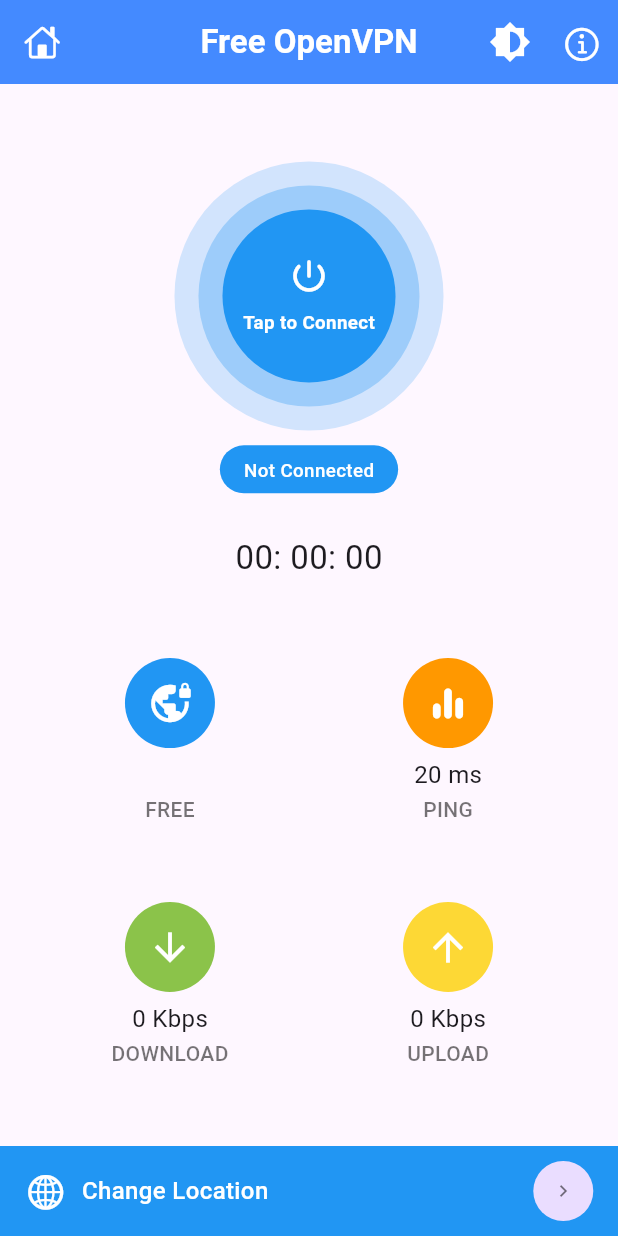
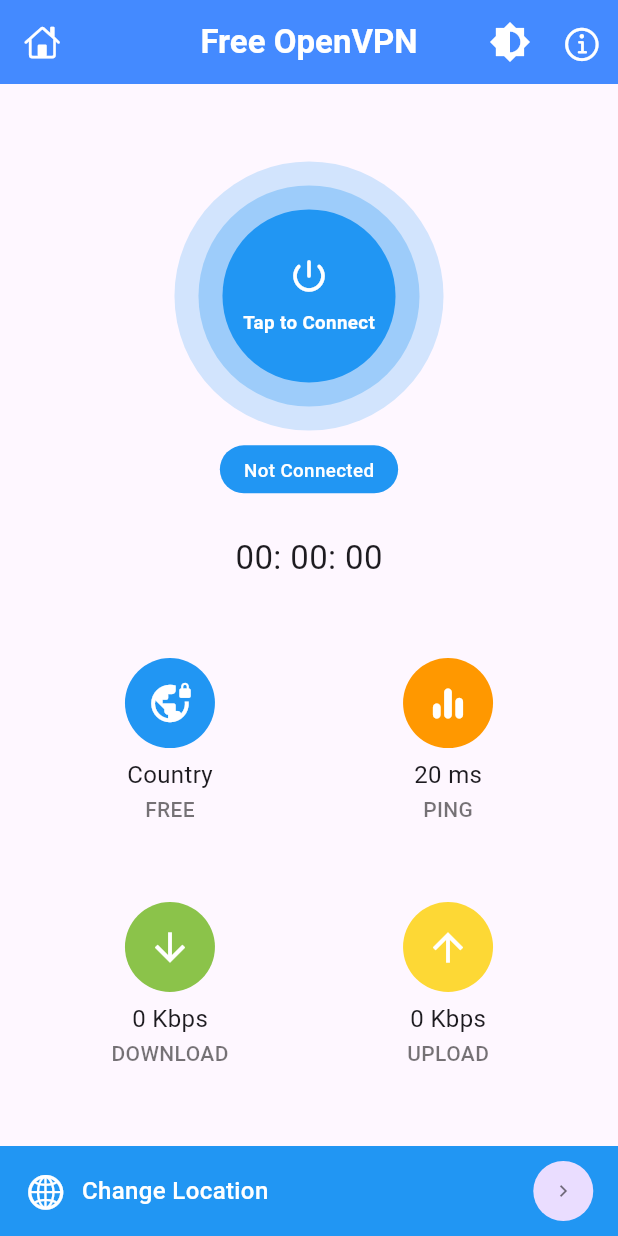
Before and after one commit to dwaipayan7/vpn-basic-project, a Flutter app: the screen it shows after launch, on a phone screen of 412 x 824 dp. Run offline on Flutter 3.47's test engine with Material 3 defaults, Android fonts, the phone set to English and light mode, and no system bars; our stand-ins replace csv, get, hive_flutter, lottie; accounts and stored records are empty; statements that could not run were skipped.

Commit message:
Fetch the flags

```diff
--- a/lib/screens/home_screen.dart
+++ b/lib/screens/home_screen.dart
@@ -115,7 +115,8 @@
                 mainAxisAlignment: MainAxisAlignment.center,
                 children: [
                   HomeCard(
-                      title: _controller.vpn.value == null
+                    //Improvement in the code showing the flag
+                      title: _controller.vpn.value.CountryLong.isEmpty
                           ? 'Country'
                           : _controller.vpn.value.CountryLong,
                       subtitle: 'FREE',
@@ -129,7 +130,7 @@
                         backgroundImage: _controller.vpn.value.CountryLong.isEmpty
                             ? null
                             : AssetImage(
-                            'assets/flags/${_controller.vpn.value!.CountryShort}.png'),
+                            'assets/flags/${_controller.vpn.value.CountryShort.toLowerCase()}.png'),
                       )),
 
                   HomeCard(
```
